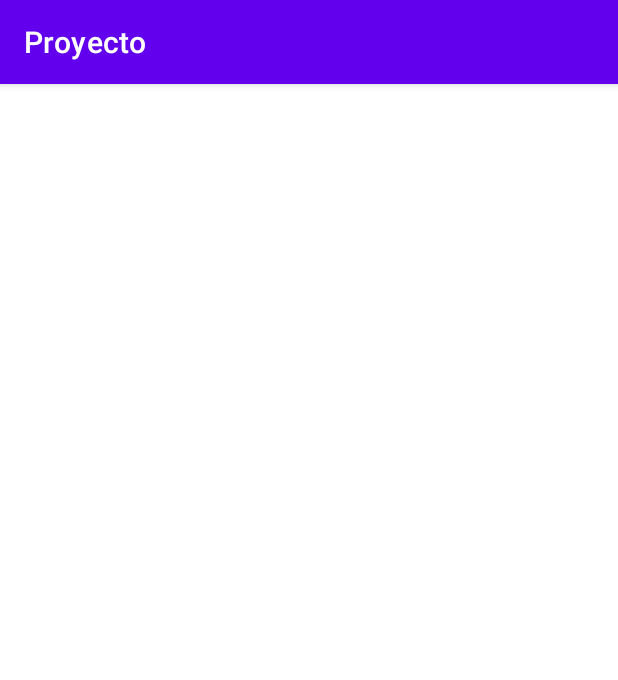
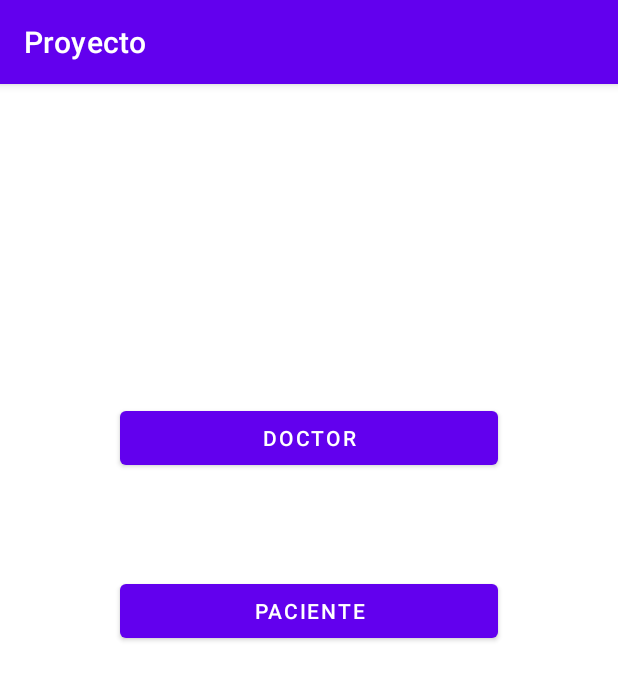
Before and after one commit to pris1998/Proyecto_Final_FCT, an Android app: the ChooseUserActivity screen opened directly, with no data from a screen before it, on a phone screen of 412 x 824 dp. Shown: the top 680 px of the screen. Run offline under Robolectric (Android 15) with nearby library versions, the phone set to English and light mode, and no system bars.

```diff
--- a/app/src/main/java/com/example/proyecto/activities/ChooseUserActivity.java
+++ b/app/src/main/java/com/example/proyecto/activities/ChooseUserActivity.java
@@ -2,15 +2,44 @@ package com.example.proyecto.activities;
 
 import androidx.appcompat.app.AppCompatActivity;
 
+import android.content.Intent;
 import android.os.Bundle;
+import android.view.View;
+import android.widget.Button;
 
 import com.example.proyecto.R;
 
 public class ChooseUserActivity extends AppCompatActivity {
-
+    Button btnDoctor;
+    Button btnPaciente;
     @Override
     protected void onCreate(Bundle savedInstanceState) {
         super.onCreate(savedInstanceState);
         setContentView(R.layout.activity_choose_user);
+
+        btnDoctor = findViewById(R.id.btnDoctor);
+        btnPaciente = findViewById(R.id.btnPaciente);
+
+        btnDoctor.setOnClickListener(new View.OnClickListener() {
+            @Override
+            public void onClick(View v) {
+                Intent intent_doctor = new Intent(ChooseUserActivity.this,DoctorActivity.class );
+                //alias al intent
+                intent_doctor.putExtra("Doctor usuario","mensaje");
+                startActivity(intent_doctor);
+            }
+        });
+
+        btnPaciente.setOnClickListener(new View.OnClickListener() {
+            @Override
+            public void onClick(View v) {
+                Intent intent_paciente = new Intent(ChooseUserActivity.this,PacienteActivity.class );
+                //alias al intent
+                intent_paciente.putExtra("Paciente usuario","mensaje");
+                startActivity(intent_paciente);
+            }
+        });
+
+
     }
 }
--- a/app/src/main/java/com/example/proyecto/activities/LoginActivity.java
+++ b/app/src/main/java/com/example/proyecto/activities/LoginActivity.java
@@ -98,7 +98,6 @@ public class LoginActivity extends AppCompatActivity {
         btnRegistro.setOnClickListener(new View.OnClickListener() {
             @Override
             public void onClick(View v) {
-                myToast("No está verificado");
                 //No esta verificado te reedirige a la pagina del Registro para registrar el usuario
                 Intent intent = new Intent(LoginActivity.this,RegisterActivity.class );
                 startActivity(intent);
--- a/app/src/main/res/layout/activity_choose_user.xml
+++ b/app/src/main/res/layout/activity_choose_user.xml
@@ -6,4 +6,28 @@
     android:layout_height="match_parent"
     tools:context=".activities.ChooseUserActivity">
 
+    <Button
+        android:id="@+id/btnDoctor"
+        android:layout_width="0dp"
+        android:layout_height="wrap_content"
+        android:layout_marginStart="80dp"
+        android:layout_marginTop="212dp"
+        android:layout_marginEnd="80dp"
+        android:text="Doctor"
+        app:layout_constraintEnd_toEndOf="parent"
+        app:layout_constraintHorizontal_bias="0.498"
+        app:layout_constraintStart_toStartOf="parent"
+        app:layout_constraintTop_toTopOf="parent" />
+
+    <Button
+        android:id="@+id/btnPaciente"
+        android:layout_width="0dp"
+        android:layout_height="wrap_content"
+        android:layout_marginStart="80dp"
+        android:layout_marginTop="67dp"
+        android:layout_marginEnd="80dp"
+        android:text="Paciente"
+        app:layout_constraintEnd_toEndOf="parent"
+        app:layout_constraintStart_toStartOf="parent"
+        app:layout_constraintTop_toBottomOf="@+id/btnDoctor" />
 </androidx.constraintlayout.widget.ConstraintLayout>
--- a/app/src/main/res/layout/activity_login.xml
+++ b/app/src/main/res/layout/activity_login.xml
@@ -32,6 +32,7 @@
         android:ems="10"
         android:hint="Contraseña"
         android:inputType="textPersonName"
+        android:password="true"
         android:textSize="20sp"
         app:layout_constraintEnd_toEndOf="parent"
         app:layout_constraintStart_toStartOf="parent"
@@ -95,4 +96,5 @@
         app:layout_constraintStart_toStartOf="parent"
         app:layout_constraintTop_toTopOf="parent"
         app:srcCompat="@drawable/login_app" />
+
 </androidx.constraintlayout.widget.ConstraintLayout>
--- a/app/src/main/res/values/colors.xml
+++ b/app/src/main/res/values/colors.xml
@@ -7,4 +7,9 @@
     <color name="teal_700">#FF018786</color>
     <color name="black">#FF000000</color>
     <color name="white">#FFFFFFFF</color>
+
+    <color name="color_lauch">#3fc700</color>
+    <color name="color_launch2">#7ff3a8</color>
+    <color name="color_launch3">#00de44</color>
+
 </resources>
```
Also changed, not shown: app/src/main/AndroidManifest.xml (+14 -2 lines), app/src/main/java/com/example/proyecto/activities/DoctorActivity.java (added, +16 -0 lines), app/src/main/java/com/example/proyecto/activities/PacienteActivity.java (added, +16 -0 lines), app/src/main/java/com/example/proyecto/activities/PortadaActivity.java (+24 -3 lines), app/src/main/java/com/example/proyecto/activities/RegisterActivity.java (+34 -19 lines), app/src/main/res/anim/bottom.xml (added, +11 -0 lines), app/src/main/res/anim/top.xml (added, +11 -0 lines), app/src/main/res/layout/activity_doctor.xml (added, +21 -0 lines), app/src/main/res/layout/activity_paciente.xml (added, +21 -0 lines), app/src/main/res/layout/activity_register.xml (+11 -1 lines), app/src/main/res/values/styles.xml (added, +8 -0 lines).
